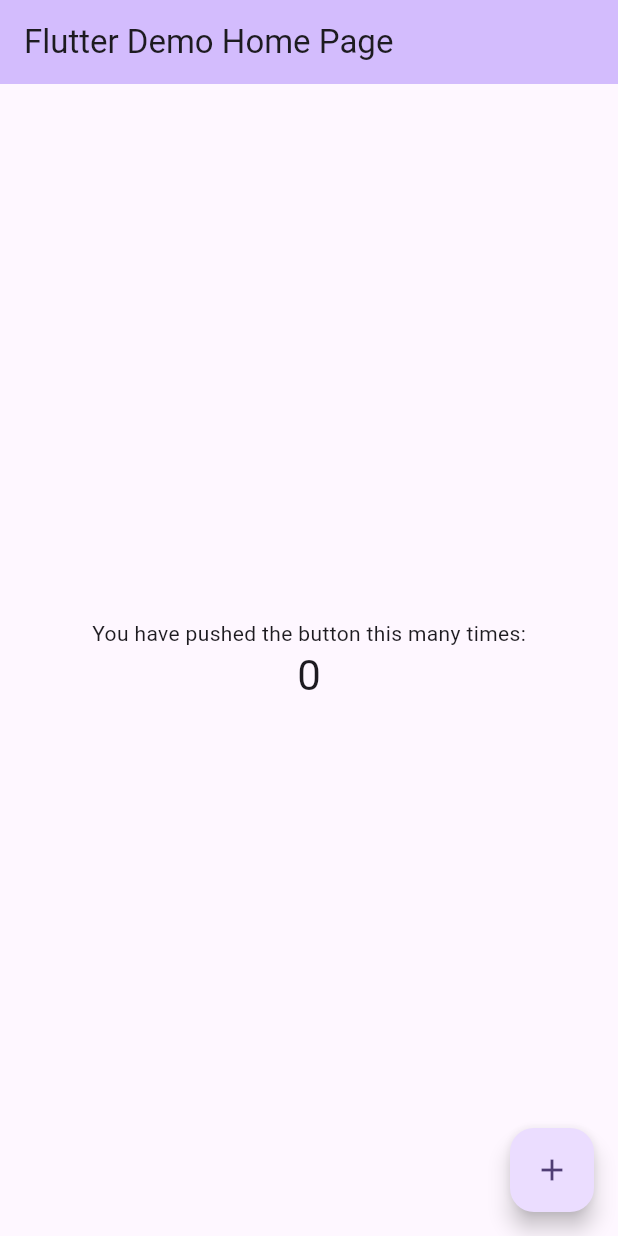
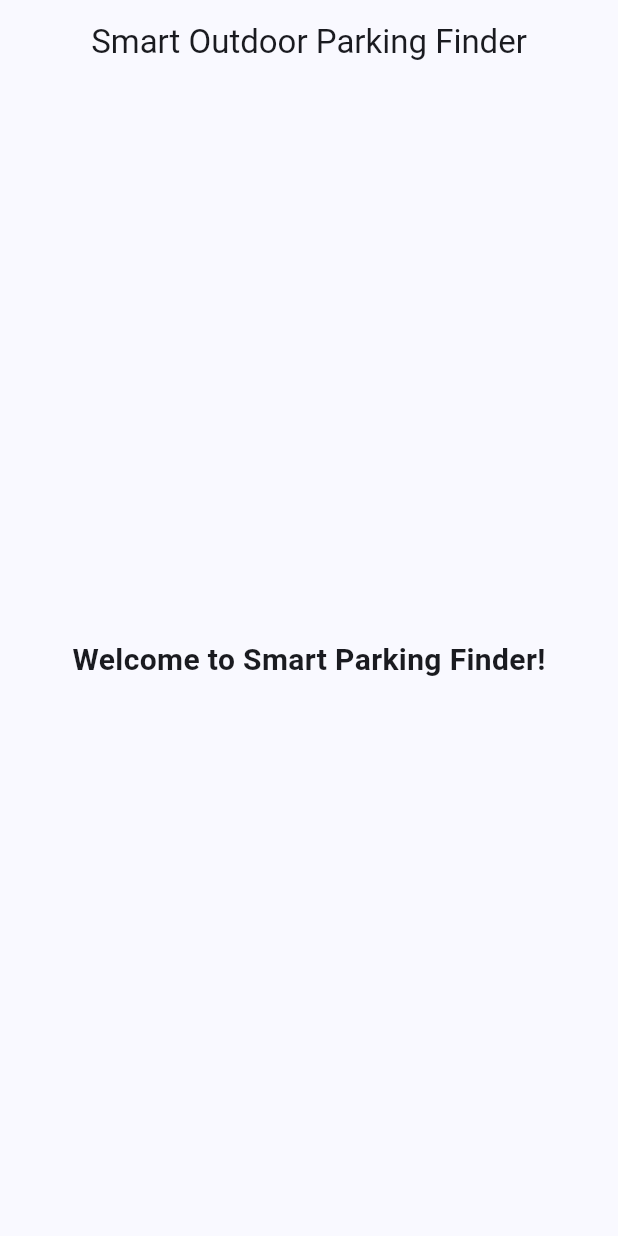
Before and after one commit to Izharnordin/parking_finder_app, a Flutter app: the screen it shows after launch, on a phone screen of 412 x 824 dp. Run offline on Flutter 3.47's test engine with Material 3 defaults, Android fonts, the light colour scheme and no system bars.

Commit message:
Added home page

```diff
--- a/lib/main.dart
+++ b/lib/main.dart
@@ -1,122 +1,50 @@
 import 'package:flutter/material.dart';
+import 'screens/home_page.dart';
 
 void main() {
-  runApp(const MyApp());
+  runApp(const ParkingFinderApp());
 }
 
-class MyApp extends StatelessWidget {
-  const MyApp({super.key});
+class ParkingFinderApp extends StatelessWidget {
+  const ParkingFinderApp({super.key});
 
-  // This widget is the root of your application.
   @override
   Widget build(BuildContext context) {
     return MaterialApp(
-      title: 'Flutter Demo',
+      debugShowCheckedModeBanner: false,
+      title: 'Smart Outdoor Parking Finder',
       theme: ThemeData(
-        // This is the theme of your application.
-        //
-        // TRY THIS: Try running your application with "flutter run". You'll see
-        // the application has a purple toolbar. Then, without quitting the app,
-        // try changing the seedColor in the colorScheme below to Colors.green
-        // and then invoke "hot reload" (save your changes or press the "hot
-        // reload" button in a Flutter-supported IDE, or press "r" if you used
-        // the command line to start the app).
-        //
-        // Notice that the counter didn't reset back to zero; the application
-        // state is not lost during the reload. To reset the state, use hot
-        // restart instead.
-        //
-        // This works for code too, not just values: Most code changes can be
-        // tested with just a hot reload.
-        colorScheme: ColorScheme.fromSeed(seedColor: Colors.deepPurple),
+        colorScheme: ColorScheme.fromSeed(seedColor: Colors.blueAccent),
+        useMaterial3: true,
       ),
-      home: const MyHomePage(title: 'Flutter Demo Home Page'),
+      initialRoute: '/home',
+      routes: {
+        '/home': (context) => const HomePage(),
+        // Future pages:
+        '/map': (context) => const Placeholder(), // temporary
+        '/list': (context) => const Placeholder(),
+        '/settings': (context) => const Placeholder(),
+      },
     );
   }
 }
 
-class MyHomePage extends StatefulWidget {
-  const MyHomePage({super.key, required this.title});
-
-  // This widget is the home page of your application. It is stateful, meaning
-  // that it has a State object (defined below) that contains fields that affect
-  // how it looks.
-
-  // This class is the configuration for the state. It holds the values (in this
-  // case the title) provided by the parent (in this case the App widget) and
-  // used by the build method of the State. Fields in a Widget subclass are
-  // always marked "final".
-
-  final String title;
-
-  @override
-  State<MyHomePage> createState() => _MyHomePageState();
-}
-
-class _MyHomePageState extends State<MyHomePage> {
-  int _counter = 0;
-
-  void _incrementCounter() {
-    setState(() {
-      // This call to setState tells the Flutter framework that something has
-      // changed in this State, which causes it to rerun the build method below
-      // so that the display can reflect the updated values. If we changed
-      // _counter without calling setState(), then the build method would not be
-      // called again, and so nothing would appear to happen.
-      _counter++;
-    });
-  }
+class HomePage extends StatelessWidget {
+  const HomePage({super.key});
 
   @override
   Widget build(BuildContext context) {
-    // This method is rerun every time setState is called, for instance as done
-    // by the _incrementCounter method above.
-    //
-    // The Flutter framework has been optimized to make rerunning build methods
-    // fast, so that you can just rebuild anything that needs updating rather
-    // than having to individually change instances of widgets.
     return Scaffold(
       appBar: AppBar(
-        // TRY THIS: Try changing the color here to a specific color (to
-        // Colors.amber, perhaps?) and trigger a hot reload to see the AppBar
-        // change color while the other colors stay the same.
-        backgroundColor: Theme.of(context).colorScheme.inversePrimary,
-        // Here we take the value from the MyHomePage object that was created by
-        // the App.build method, and use it to set our appbar title.
-        title: Text(widget.title),
+        title: const Text("Smart Outdoor Parking Finder"),
+        centerTitle: true,
       ),
-      body: Center(
-        // Center is a layout widget. It takes a single child and positions it
-        // in the middle of the parent.
-        child: Column(
-          // Column is also a layout widget. It takes a list of children and
-          // arranges them vertically. By default, it sizes itself to fit its
-          // children horizontally, and tries to be as tall as its parent.
-          //
-          // Column has various properties to control how it sizes itself and
-          // how it positions its children. Here we use mainAxisAlignment to
-          // center the children vertically; the main axis here is the vertical
-          // axis because Columns are vertical (the cross axis would be
-          // horizontal).
-          //
-          // TRY THIS: Invoke "debug painting" (choose the "Toggle Debug Paint"
-          // action in the IDE, or press "p" in the console), to see the
-          // wireframe for each widget.
-          mainAxisAlignment: MainAxisAlignment.center,
-          children: <Widget>[
-            const Text('You have pushed the button this many times:'),
-            Text(
-              '$_counter',
-              style: Theme.of(context).textTheme.headlineMedium,
-            ),
-          ],
+      body: const Center(
+        child: Text(
+          "Welcome to Smart Parking Finder!",
+          style: TextStyle(fontSize: 20, fontWeight: FontWeight.w600),
         ),
       ),
-      floatingActionButton: FloatingActionButton(
-        onPressed: _incrementCounter,
-        tooltip: 'Increment',
-        child: const Icon(Icons.add),
-      ), // This trailing comma makes auto-formatting nicer for build methods.
     );
   }
 }
```
Also changed, not shown: lib/screens/home_page.dart (added, +100 -0 lines), lib/screens/login_page.dart (added), lib/screens/map_page.dart (added), lib/screens/splash_screen.dart (added), lib/services/firebase_service.dart (added), lib/services/location_service.dart (added), lib/widgets/parking_card.dart (added), 1 other file.
